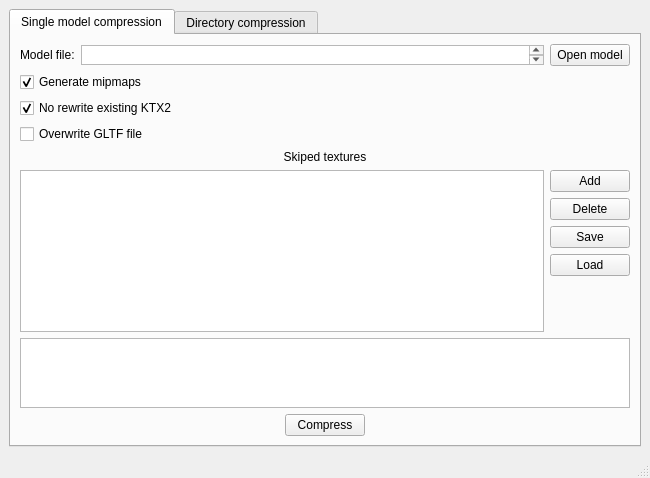
maisvendoo/RRS, file tools/texture-compressor/texcompr-gui/forms/mainwindow.ui: the form before one commit.
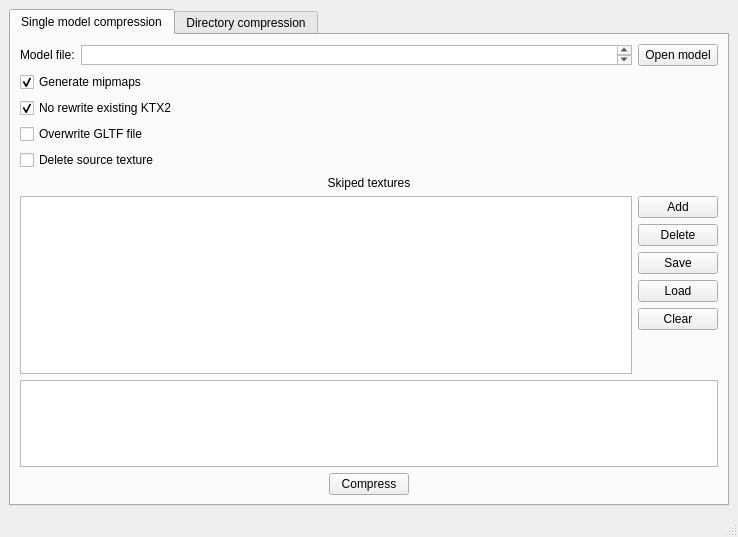
The form after the commit. The open tabs and pages were chosen to show the change.

```diff
--- a/tools/texture-compressor/texcompr-gui/forms/mainwindow.ui
+++ b/tools/texture-compressor/texcompr-gui/forms/mainwindow.ui
@@ -6,8 +6,8 @@
    <rect>
     <x>0</x>
     <y>0</y>
-    <width>650</width>
-    <height>478</height>
+    <width>738</width>
+    <height>537</height>
    </rect>
   </property>
   <property name="windowTitle">
@@ -96,6 +96,13 @@
               </property>
              </widget>
             </item>
+            <item>
+             <widget class="QCheckBox" name="cbDeleteSrcTex">
+              <property name="text">
+               <string>Delete source texture</string>
+              </property>
+             </widget>
+            </item>
             <item>
              <widget class="QLabel" name="label_2">
               <property name="text">
@@ -110,6 +117,12 @@
              <layout class="QHBoxLayout" name="horizontalLayout_3">
               <item>
                <widget class="QListWidget" name="lwSkipedTextures">
+                <property name="sizePolicy">
+                 <sizepolicy hsizetype="Expanding" vsizetype="Expanding">
+                  <horstretch>1</horstretch>
+                  <verstretch>0</verstretch>
+                 </sizepolicy>
+                </property>
                 <property name="selectionBehavior">
                  <enum>QAbstractItemView::SelectRows</enum>
                 </property>
@@ -151,6 +164,13 @@
                   </property>
                  </widget>
                 </item>
+                <item>
+                 <widget class="QPushButton" name="pbClear">
+                  <property name="text">
+                   <string>Clear</string>
+                  </property>
+                 </widget>
+                </item>
                 <item>
                  <spacer name="verticalSpacer">
                   <property name="orientation">
```
Left out of the diff: 4 changed lines with no effect on the pictures.
